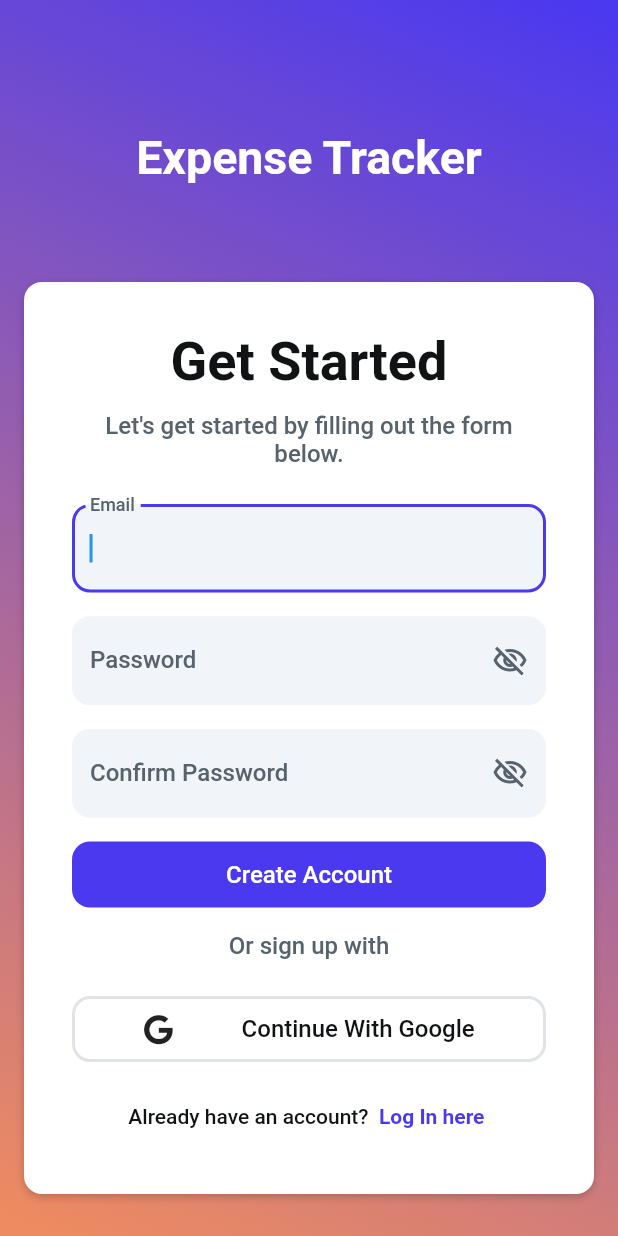
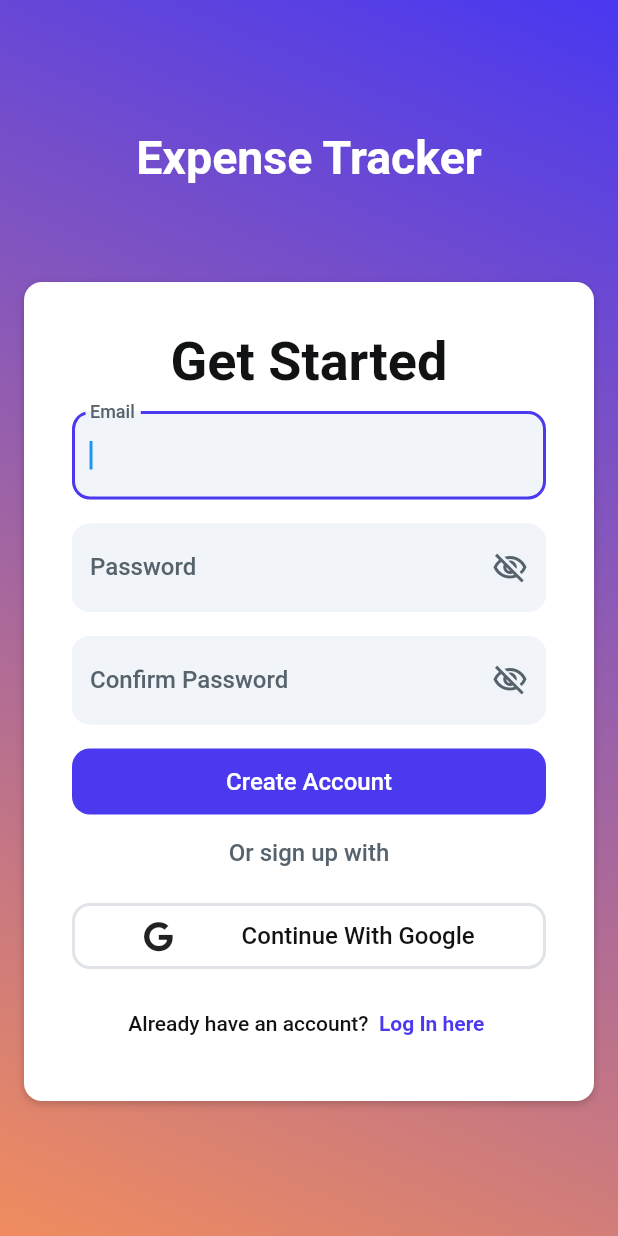
Before and after one commit to Priyanchovatiya/Expense-Tracker, a Flutter app: the screen it shows after launch, after a tap on "Sign Up here", on a phone screen of 412 x 824 dp. Run offline on Flutter 3.47's test engine with Material 2 defaults, Android fonts, the phone set to English and light mode, and no system bars; our stand-ins replace font_awesome_flutter, google_fonts; Roboto replaces fonts that are missing (Plus Jakarta Sans).

Commit message:
log in module

```diff
--- a/lib/screens/log_in.dart
+++ b/lib/screens/log_in.dart
@@ -56,8 +56,10 @@ class _LoginpageWidgetState extends State<LoginpageWidget>
                 width: 100,
                 height: double.infinity,
                 decoration: const BoxDecoration(
+                  // color: const Color(0xFFE1EBF1),
                   gradient: LinearGradient(
                     colors: [Color(0xFF4B39EF), Color(0xFFEE8B60)],
+                    // [Color(0xFFF3A02C), Color(0xFFE12361)],
                     stops: [0, 1],
                     begin: AlignmentDirectional(0.87, -1),
                     end: AlignmentDirectional(-0.87, 1),
@@ -126,18 +128,19 @@ class _LoginpageWidgetState extends State<LoginpageWidget>
                                       fontWeight: FontWeight.w600,
                                     ),
                                   ),
-                                  const Padding(
-                                    padding:  EdgeInsetsDirectional.fromSTEB(
-                                        0, 12, 0, 24),
-                                    child: Text(
-                                      'Let\'s get started by filling out the form below.',
-                                      textAlign: TextAlign.center,
-                                      style:TextStyle( fontFamily: 'Plus Jakarta Sans',
-                                        color: Color(0xFF57636C),
-                                        fontSize: 16,
-                                        fontWeight: FontWeight.w500,),
-                                    ),
-                                  ),
+                                  // const Padding(
+                                  //   padding:  EdgeInsetsDirectional.fromSTEB(
+                                  //       0, 12, 0, 24),
+                                  //   child: Text(
+                                  //     'Let\'s get started by filling out the form below.',
+                                  //     textAlign: TextAlign.center,
+                                  //     style:TextStyle( fontFamily: 'Plus Jakarta Sans',
+                                  //       color: Color(0xFF57636C),
+                                  //       fontSize: 16,
+                                  //       fontWeight: FontWeight.w500,),
+                                  //   ),
+                                  // ),
+                                  SizedBox(height: 12.0,),
                                    Padding(
                                     padding:  const EdgeInsetsDirectional.fromSTEB(
                                         0, 0, 0, 16),
@@ -331,7 +334,7 @@ class _LoginpageWidgetState extends State<LoginpageWidget>
                                       ),
                                     ),
                                   ),
-                                  Padding(
+                                   Padding(
                                       padding: const EdgeInsetsDirectional.fromSTEB(
                                           0, 0, 0, 16),
                                       child: InkWell(
@@ -382,6 +385,7 @@ class _LoginpageWidgetState extends State<LoginpageWidget>
                                             ],
                                           ),
                                         ),
+
                                       )
                                   ),
 
--- a/lib/screens/sign_up.dart
+++ b/lib/screens/sign_up.dart
@@ -60,6 +60,7 @@ class _SignUppageWidgetState extends State<SignUppageWidget>
                 decoration: const BoxDecoration(
                   gradient: LinearGradient(
                     colors: [Color(0xFF4B39EF), Color(0xFFEE8B60)],
+                    // colors: [Color(0xFF4B39EF), Color(0xFFF3A02C)],
                     stops: [0, 1],
                     begin: AlignmentDirectional(0.87, -1),
                     end: AlignmentDirectional(-0.87, 1),
@@ -128,18 +129,19 @@ class _SignUppageWidgetState extends State<SignUppageWidget>
                                       fontWeight: FontWeight.w600,
                                     ),
                                   ),
-                                  const Padding(
-                                    padding:  EdgeInsetsDirectional.fromSTEB(
-                                        0, 12, 0, 24),
-                                    child: Text(
-                                      'Let\'s get started by filling out the form below.',
-                                      textAlign: TextAlign.center,
-                                      style:TextStyle( fontFamily: 'Plus Jakarta Sans',
-                                        color: Color(0xFF57636C),
-                                        fontSize: 16,
-                                        fontWeight: FontWeight.w500,),
-                                    ),
-                                  ),
+                                  // const Padding(
+                                  //   padding:  EdgeInsetsDirectional.fromSTEB(
+                                  //       0, 12, 0, 24),
+                                  //   child: Text(
+                                  //     'Let\'s get started by filling out the form below.',
+                                  //     textAlign: TextAlign.center,
+                                  //     style:TextStyle( fontFamily: 'Plus Jakarta Sans',
+                                  //       color: Color(0xFF57636C),
+                                  //       fontSize: 16,
+                                  //       fontWeight: FontWeight.w500,),
+                                  //   ),
+                                  // ),
+                                  const SizedBox(height: 12.0,),
                                   Padding(
                                     padding:  const EdgeInsetsDirectional.fromSTEB(
                                         0, 0, 0, 16),
```
